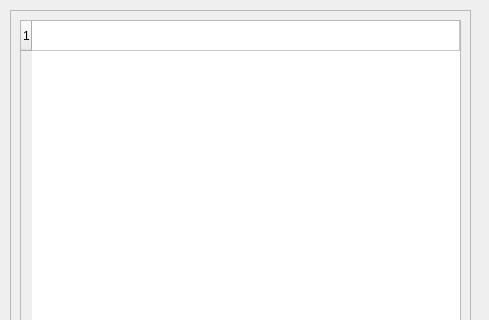
Old version of the form qt_files/dialog_excluded_words.ui in the repository Silous888/RawTextCheck; both pictures show x 0 to 489 and y 0 to 320 of the 489 by 669 pixel window.
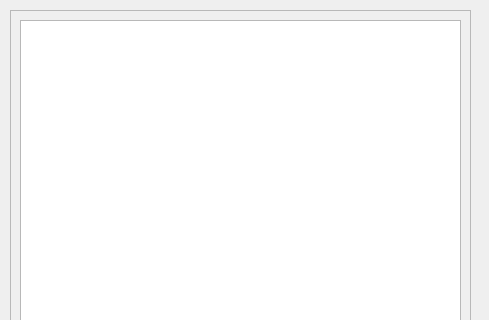
New version of the form. Icons and pictures are not drawn.

Commit message: excluded words loaded in Dialog window

```diff
--- a/qt_files/dialog_excluded_words.ui
+++ b/qt_files/dialog_excluded_words.ui
@@ -79,11 +79,6 @@
       <attribute name="verticalHeaderShowSortIndicator" stdset="0">
        <bool>false</bool>
       </attribute>
-      <row>
-       <property name="text">
-        <string>1</string>
-       </property>
-      </row>
       <column>
        <property name="text">
         <string>mots</string>
```
Left out of the diff: 12 changed lines with no effect on the pictures. The commit also changes 3 other files.
